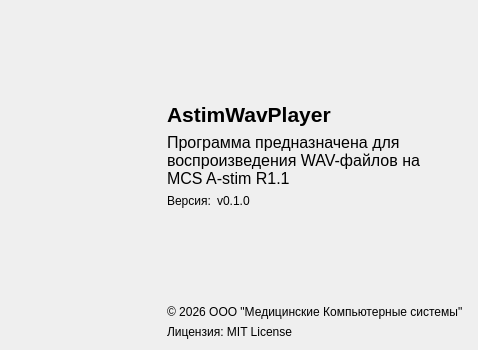
The window that res/dlg_about_app.ui (mcsltd/mcs-astim-wav-player) describes before a commit, drawn with Qt 5.
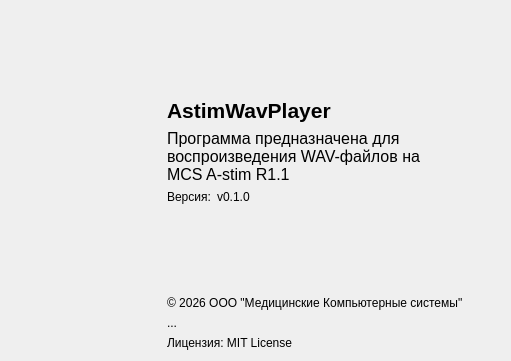
The same window after the commit. Icons and pictures are not drawn.

Commit message: feat: add ui for setup volume

The edit to the form file:
```diff
--- a/res/dlg_about_app.ui
+++ b/res/dlg_about_app.ui
@@ -6,8 +6,8 @@
    <rect>
     <x>0</x>
     <y>0</y>
-    <width>478</width>
-    <height>350</height>
+    <width>511</width>
+    <height>361</height>
    </rect>
   </property>
   <property name="windowTitle">
@@ -169,6 +169,16 @@
          </property>
         </widget>
        </item>
+       <item>
+        <widget class="QLabel" name="labelMcsSite">
+         <property name="styleSheet">
+          <string notr="true">https://mks.ru/ru</string>
+         </property>
+         <property name="text">
+          <string>...</string>
+         </property>
+        </widget>
+       </item>
        <item>
         <widget class="QLabel" name="label_4">
          <property name="text">
```
The commit also changes 7 other files.
